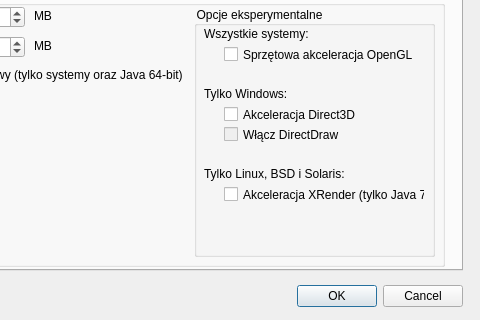
Qt form MineCraftManager/configdialog.ui (adamros/MineCraftManager) before a commit; both pictures show x 178 to 658 and y 180 to 500 of the 658 by 500 pixel window.
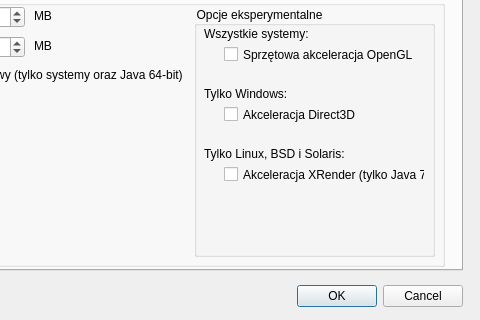
The same form after that commit. The open tabs and pages were chosen to show the change.

The edit to the form file:
```diff
--- a/MineCraftManager/configdialog.ui
+++ b/MineCraftManager/configdialog.ui
@@ -371,27 +371,11 @@
         <string>Akceleracja Direct3D</string>
        </property>
       </widget>
-      <widget class="QCheckBox" name="ddrawEnabled">
-       <property name="enabled">
-        <bool>false</bool>
-       </property>
-       <property name="geometry">
-        <rect>
-         <x>30</x>
-         <y>120</y>
-         <width>201</width>
-         <height>17</height>
-        </rect>
-       </property>
-       <property name="text">
-        <string>Włącz DirectDraw</string>
-       </property>
-      </widget>
       <widget class="QLabel" name="label_5">
        <property name="geometry">
         <rect>
          <x>10</x>
-         <y>160</y>
+         <y>140</y>
          <width>201</width>
          <height>16</height>
         </rect>
@@ -404,7 +388,7 @@
        <property name="geometry">
         <rect>
          <x>30</x>
-         <y>180</y>
+         <y>160</y>
          <width>201</width>
          <height>17</height>
         </rect>
```
Left out of the diff: 2 changed lines with no effect on the pictures.
